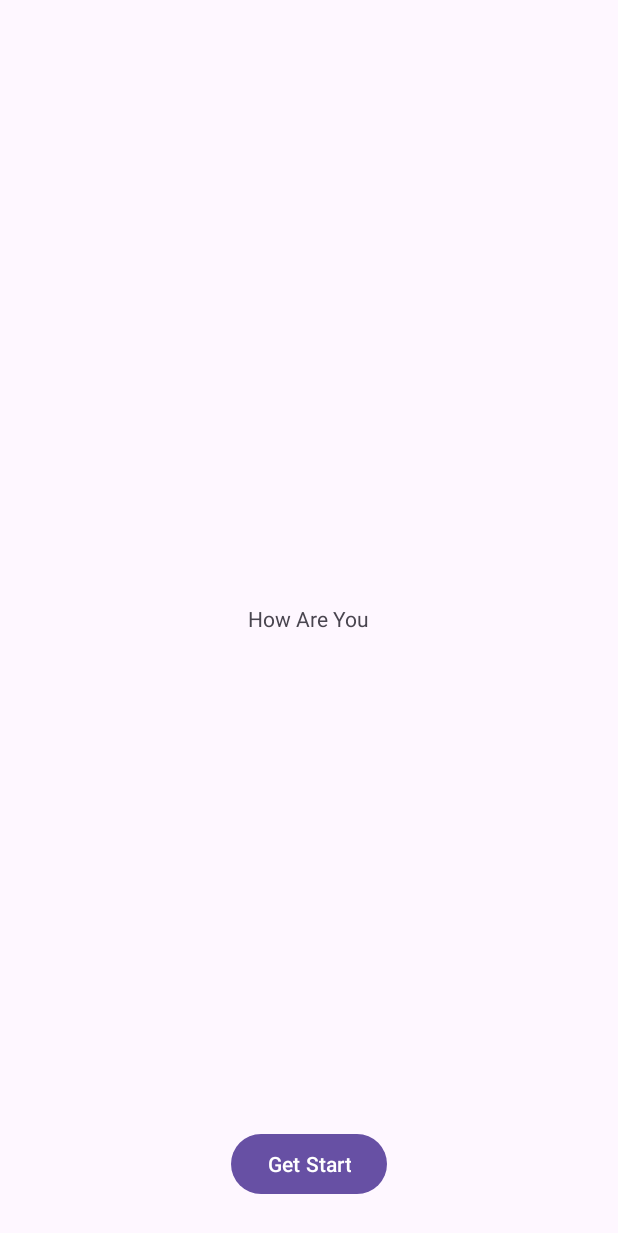
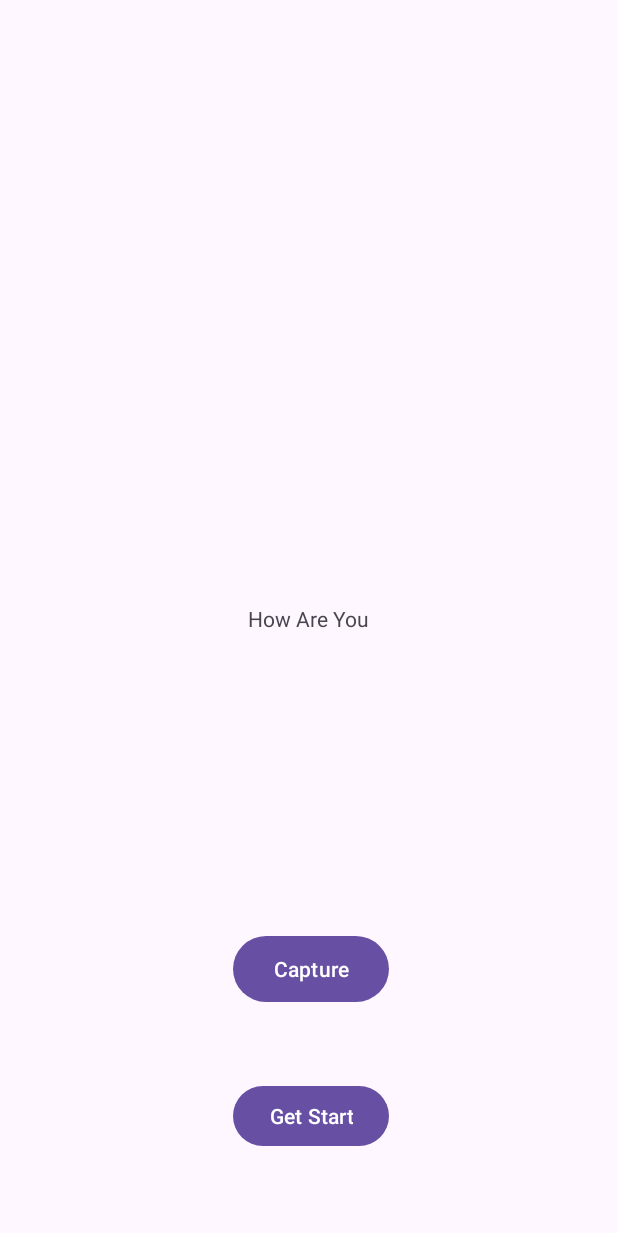
Before and after one commit to NOVA-1673/Android_OCR_Memo_App, an Android app: the screen it shows after launch (MainActivity), on a phone screen of 412 x 824 dp. Shown: the top 1233 px of the screen. Run offline under Robolectric (Android 15) with nearby library versions, the phone set to English and light mode, and no system bars; libraries missing offline, so code that uses them is left out: org.opencv.android; 1 statement that could not run was skipped.

Commit message:
feat: add camera activity and camera
#1'

```diff
--- a/app/src/main/AndroidManifest.xml
+++ b/app/src/main/AndroidManifest.xml
@@ -27,11 +27,14 @@
         <activity android:name=".TodoMain.TodoAct"/>
         <activity android:name=".MemoMain.MemoBase"
             android:windowSoftInputMode="stateUnchanged|adjustResize"/>
+
+        <activity android:name=".Camera.CameraMain"/>
     </application>
 
     <!--Permissions -->
 
     <uses-permission android:name="android.permission.CAMERA" />
+    <uses-permission android:name="android.permission.INTERNET" />
     <uses-permission android:name="android.permission.RECORD_AUDIO" />
     <uses-feature android:glEsVersion="0x00030000" android:required="false"/>
     <uses-permission android:name="android.permission.WRITE_EXTERNAL_STORAGE"
--- a/app/src/main/java/com/ex/realcv/MainActivity.java
+++ b/app/src/main/java/com/ex/realcv/MainActivity.java
@@ -17,6 +17,7 @@ import android.content.Intent;
 import android.view.WindowInsets;
 import android.view.WindowInsetsController;
 
+import com.ex.realcv.Camera.CameraMain;
 import com.ex.realcv.MemoMain.MemoBase;
 import com.ex.realcv.TodoMain.TodoAct;
 
@@ -42,6 +43,10 @@ public class MainActivity extends AppCompatActivity {
 
         findViewById(R.id.btnGetStart).setOnClickListener(v -> {
             startActivity(new Intent(this, MemoBase.class));
+        });
+
+        findViewById(R.id.btnCapture).setOnClickListener(v -> {
+            startActivity(new Intent(this, CameraMain.class));
         });
       //  ViewCompat.setOnApplyWindowInsetsListener(findViewById(R.id.main), (v, insets) -> {
       //      Insets systemBars = insets.getInsets(WindowInsetsCompat.Type.systemBars());
--- a/app/src/main/res/layout/activity_main.xml
+++ b/app/src/main/res/layout/activity_main.xml
@@ -22,11 +22,24 @@
         android:id="@+id/btnGetStart"
         android:layout_width="wrap_content"
         android:layout_height="wrap_content"
+        android:layout_marginBottom="56dp"
         android:text="@string/get_start"
+        app:layout_constraintBottom_toBottomOf="parent"
+        app:layout_constraintEnd_toEndOf="parent"
+        app:layout_constraintHorizontal_bias="0.505"
+        app:layout_constraintStart_toStartOf="parent" />
+
+    <Button
+        android:id="@+id/btnCapture"
+        android:layout_width="104dp"
+        android:layout_height="52dp"
+        android:layout_marginBottom="48dp"
+        android:text="Capture"
+        app:layout_constraintBottom_toTopOf="@+id/btnGetStart"
+        app:layout_constraintEnd_toEndOf="parent"
+        app:layout_constraintHorizontal_bias="0.504"
         app:layout_constraintStart_toStartOf="parent"
-        app:layout_constraintEnd_toEndOf="parent"
-        app:layout_constraintBottom_toBottomOf="parent"
-        android:layout_marginTop="12dp"
-        android:layout_marginBottom="24dp"/>
+        app:layout_constraintTop_toBottomOf="@+id/textView"
+        app:layout_constraintVertical_bias="1.0" />
 
 </androidx.constraintlayout.widget.ConstraintLayout>
```
Also changed, not shown: app/build.gradle (+8 -0 lines), app/src/main/java/com/ex/realcv/Camera/CameraMain.java (added, +119 -0 lines), app/src/main/res/layout/activity_cam_translate.xml (added, +36 -0 lines).
